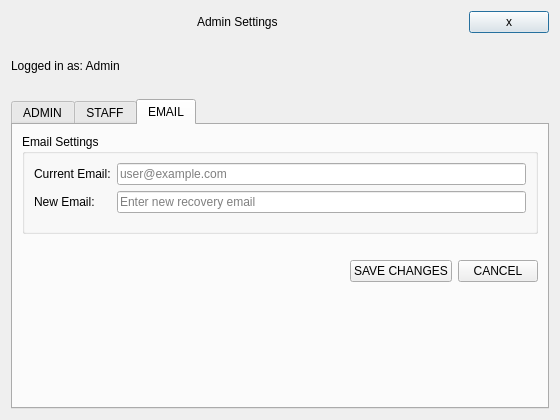
Qt form Project/ui/admin_menu.ui (Selvam-T/POS) before a commit.
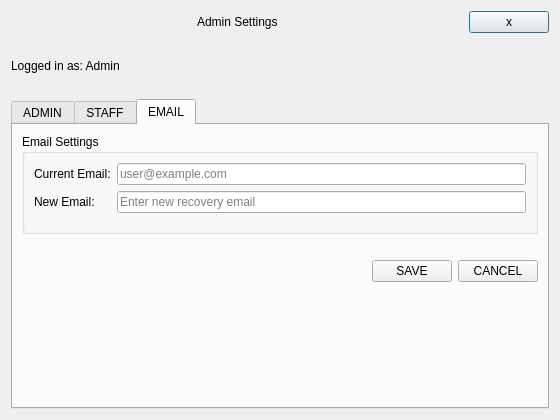
The same form after that commit.

Diff of the .ui file:
```diff
--- a/Project/ui/admin_menu.ui
+++ b/Project/ui/admin_menu.ui
@@ -477,7 +477,7 @@
          <item>
           <widget class="QPushButton" name="btnEmailOk">
            <property name="text">
-            <string>SAVE CHANGES</string>
+            <string>SAVE</string>
            </property>
           </widget>
          </item>
```
Left out of the diff: 4 changed lines with no effect on the pictures.
